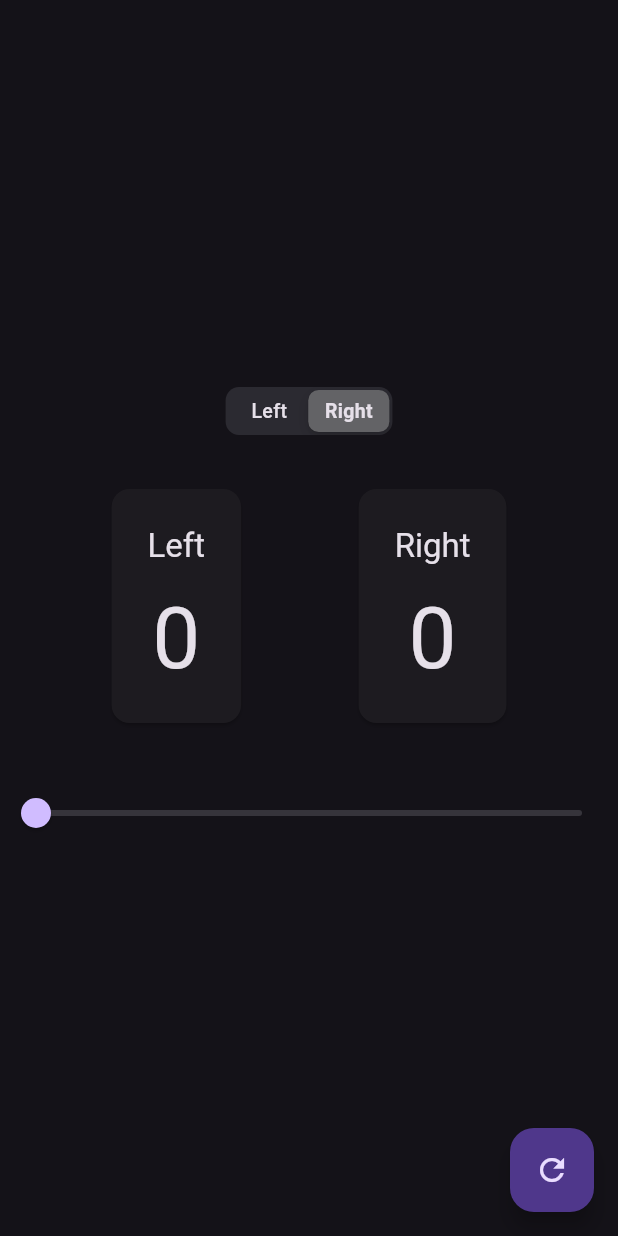
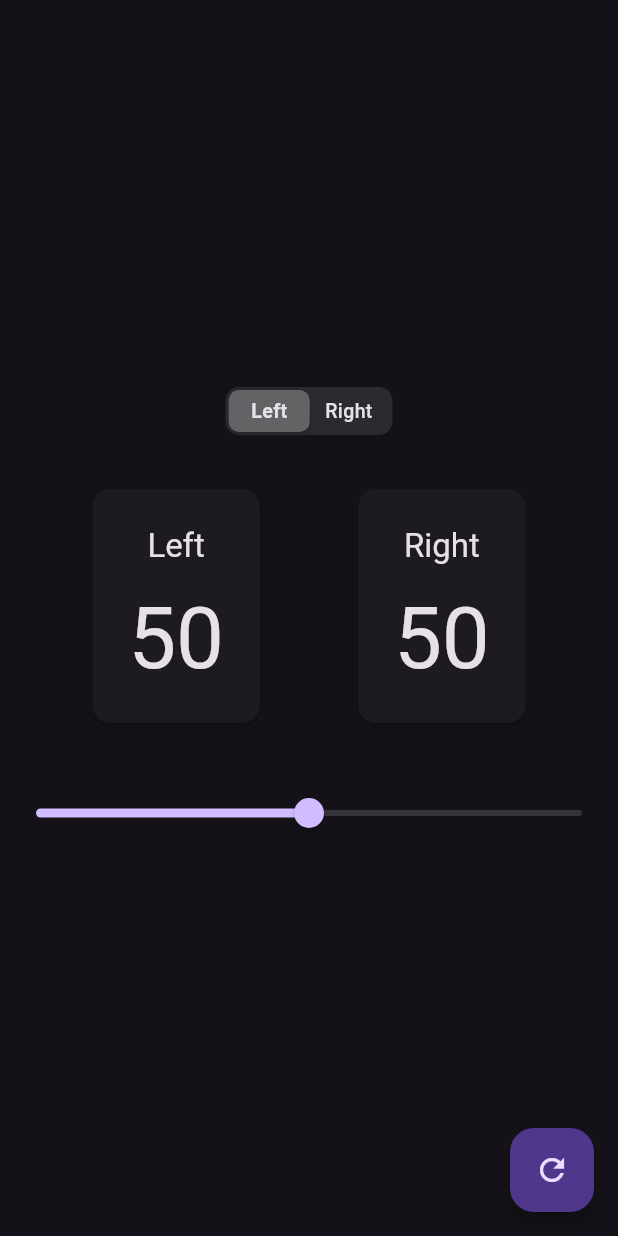
Before and after one commit to Anupdas/counter-app, a Flutter app: the screen it shows after launch, on a phone screen of 412 x 824 dp. Run offline on Flutter 3.47's test engine with Material 3 defaults, Android fonts, the phone set to English and light mode, and no system bars.

Commit message:
Refactored the consumers

```diff
--- a/lib/pages/slider/components/left_content.dart
+++ b/lib/pages/slider/components/left_content.dart
@@ -24,10 +24,12 @@ class LeftContentView extends StatelessWidget {
               child: Consumer<SliderState>(
                 //shouldRebuild: (previous, next) => next.isLeft,
                 //selector: (context, state) => state,
-                builder: (context, state, _) => Text(
-                  '${(state.sliderValue * 100).round()}',
-                  style: Theme.of(context).textTheme.displayLarge,
-                ),
+                builder: (context, state, _) {
+                  return Text(
+                    '${(state.sliderValue * 100).round()}',
+                    style: Theme.of(context).textTheme.displayLarge,
+                  );
+                },
               ),
             ),
           ],
--- a/lib/pages/slider/components/right_content.dart
+++ b/lib/pages/slider/components/right_content.dart
@@ -24,10 +24,12 @@ class RightContentView extends StatelessWidget {
               child: Consumer<SliderState>(
                 //shouldRebuild: (previous, next) => next.isRight,
                 //selector: (context, state) => state,
-                builder: (context, state, _) => Text(
-                  '${(state.sliderValue * 100).round()}',
-                  style: Theme.of(context).textTheme.displayLarge,
-                ),
+                builder: (context, state, _) {
+                  return Text(
+                    '${(state.sliderValue * 100).round()}',
+                    style: Theme.of(context).textTheme.displayLarge,
+                  );
+                },
               ),
             ),
           ],
--- a/lib/pages/slider/components/segment.dart
+++ b/lib/pages/slider/components/segment.dart
@@ -3,15 +3,14 @@ import 'package:provider/provider.dart';
 
 import '../state.dart';
 
-class SliderControl extends StatelessWidget {
-  const SliderControl({
-    super.key,
-  });
+class SegmentedControl extends StatelessWidget {
+  const SegmentedControl({super.key});
 
   @override
   Widget build(BuildContext context) {
     return Consumer<SliderState>(
-      builder: (_, state, _) => CupertinoSlidingSegmentedControl<String>(
+      builder: (_, state, _) {
+        return CupertinoSlidingSegmentedControl<String>(
           groupValue: state.isLeft ? 'Left' : 'Right',
           onValueChanged: (value) {
             context.read<SliderState>().setLeftSelected(
@@ -22,7 +21,8 @@ class SliderControl extends StatelessWidget {
             'Left': Text('Left'),
             'Right': Text('Right'),
           },
-      ),
+        );
+      },
     );
   }
 }
--- a/lib/pages/slider/page.dart
+++ b/lib/pages/slider/page.dart
@@ -21,10 +21,9 @@ class HomePage extends StatelessWidget {
               child: Column(
                 mainAxisSize: MainAxisSize.min,
                 children: [
-                  SliderControl(),
+                  SegmentedControl(),
                   SizedBox(height: 32),
                   Row(
-                    mainAxisSize: MainAxisSize.max,
                     mainAxisAlignment: MainAxisAlignment.spaceEvenly,
                     children: [
                       LeftContentView(),
@@ -37,9 +36,7 @@ class HomePage extends StatelessWidget {
               ),
             ),
             floatingActionButton: FloatingActionButton(
-              onPressed: () {
-                context.read<SliderState>().reset();
-              },
+              onPressed: () => context.read<SliderState>().reset(),
               child: Icon(Icons.refresh),
             ),
           );
--- a/lib/pages/slider/state.dart
+++ b/lib/pages/slider/state.dart
@@ -1,7 +1,7 @@
 import 'package:flutter/material.dart';
 
 class SliderState with ChangeNotifier {
-  double _sliderValue = 0.0;
+  double _sliderValue = 0.5;
   double get sliderValue => _sliderValue;
   void setSliderValue(double value) {
     _sliderValue = value;
@@ -13,7 +13,7 @@ class SliderState with ChangeNotifier {
     setSliderValue(0.5);
   }
 
-  bool _isLeft = false;
+  bool _isLeft = true;
   bool get isLeft => _isLeft;
   bool get isRight => !_isLeft;
   void setLeftSelected(bool value) {
```
Lines whose indentation alone changed are shown as unchanged.
